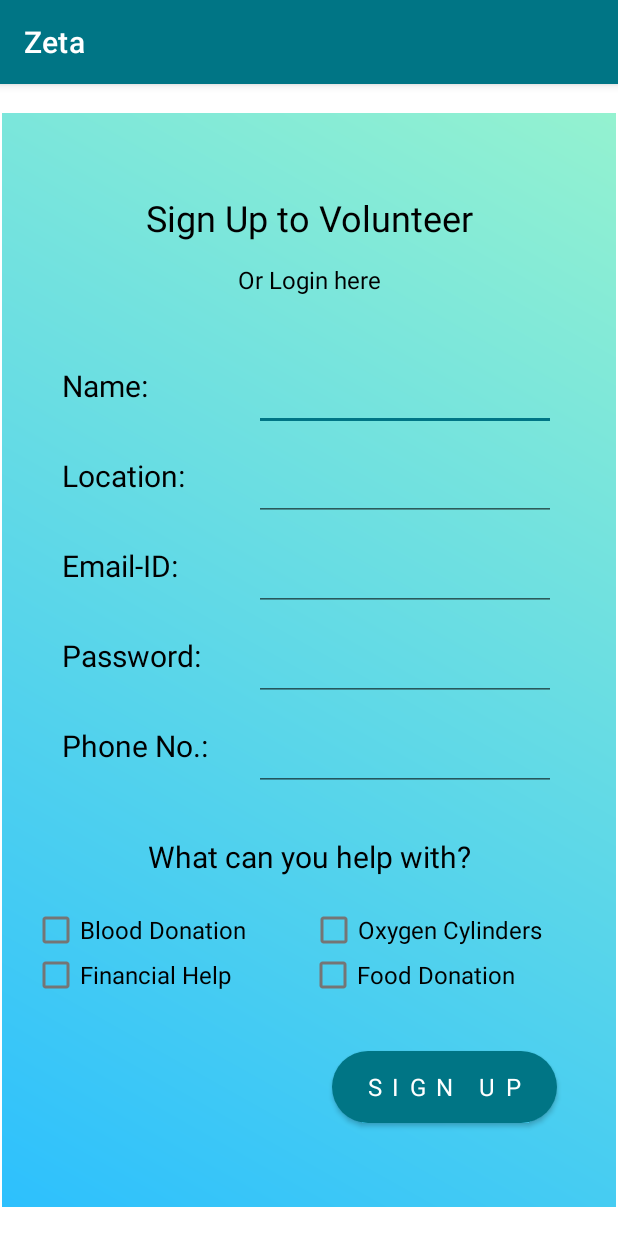
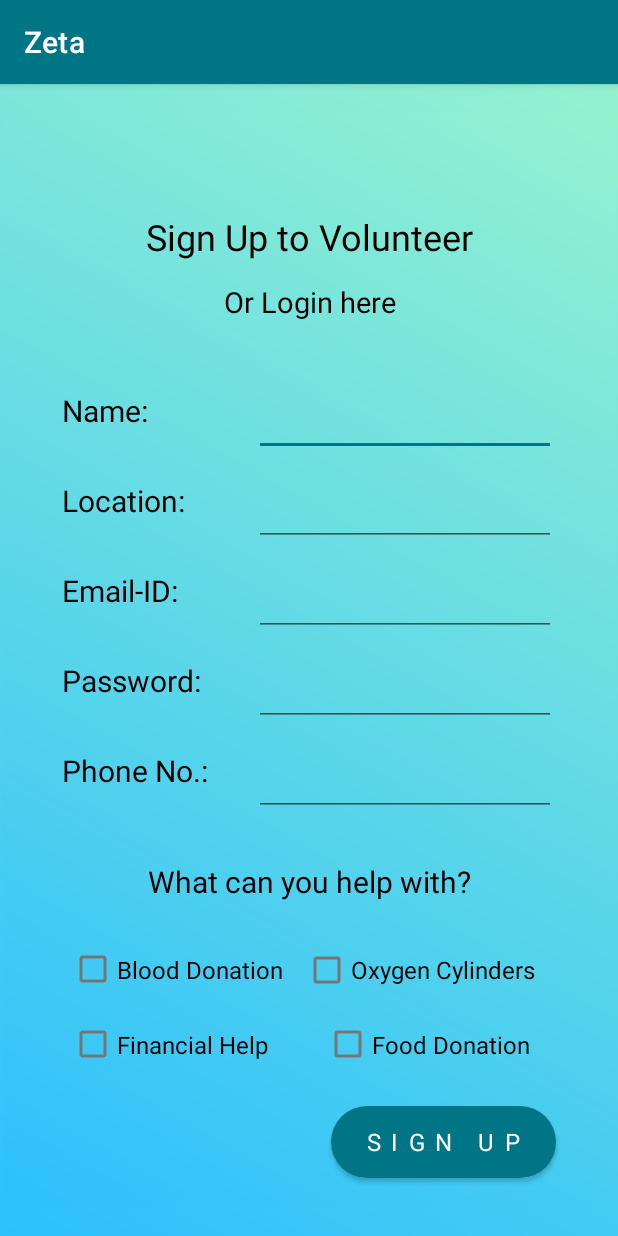
Before and after one commit to rishita2605/Zeta, an Android app: the Signup screen opened directly, with no data from a screen before it, on a phone screen of 412 x 824 dp. Run offline under Robolectric (Android 15) with nearby library versions, the phone set to English and light mode, and no system bars; Roboto replaces fonts that are not available here.

Commit message:
signup-page

```diff
--- a/Zeta/app/src/main/res/layout/activity_signup.xml
+++ b/Zeta/app/src/main/res/layout/activity_signup.xml
@@ -4,17 +4,19 @@
     xmlns:tools="http://schemas.android.com/tools"
     android:layout_width="match_parent"
     android:layout_height="match_parent"
+    android:background="@drawable/gradient"
     tools:context=".Signup">
 
     <LinearLayout
         android:layout_width="409dp"
         android:layout_height="729dp"
+        android:background="@drawable/gradient"
+        android:gravity="center"
         android:orientation="vertical"
         app:layout_constraintBottom_toBottomOf="parent"
         app:layout_constraintEnd_toEndOf="parent"
         app:layout_constraintStart_toStartOf="parent"
-        app:layout_constraintTop_toTopOf="parent"
-        android:background="@drawable/gradient">
+        app:layout_constraintTop_toTopOf="parent">
 
         <TextView
             android:id="@+id/textView"
@@ -28,14 +30,14 @@
             android:textSize="24sp" />
 
         <TextView
-            android:id="@+id/textView6"
+            android:id="@+id/sloginbtn"
             android:layout_width="match_parent"
             android:layout_height="wrap_content"
             android:fontFamily="@font/reem_kufi"
             android:gravity="center"
             android:text="Or Login here"
             android:textColor="#000000"
-            android:textSize="16sp" />
+            android:textSize="19sp" />
 
         <LinearLayout
             android:layout_width="match_parent"
@@ -59,7 +61,7 @@
                 android:textSize="20sp" />
 
             <EditText
-                android:id="@+id/editTextTextPersonName"
+                android:id="@+id/name"
                 android:layout_width="wrap_content"
                 android:layout_height="match_parent"
                 android:layout_weight="1"
@@ -91,7 +93,7 @@
                 android:textSize="20sp" />
 
             <EditText
-                android:id="@+id/editTextTextPersonName2"
+                android:id="@+id/location"
                 android:layout_width="wrap_content"
                 android:layout_height="match_parent"
                 android:layout_weight="1"
@@ -123,7 +125,7 @@
                 android:textSize="20sp" />
 
             <EditText
-                android:id="@+id/editTextTextPersonName3"
+                android:id="@+id/email"
                 android:layout_width="wrap_content"
                 android:layout_height="match_parent"
                 android:layout_weight="1"
@@ -155,7 +157,7 @@
                 android:textSize="20sp" />
 
             <EditText
-                android:id="@+id/editTextTextPersonName4"
+                android:id="@+id/password"
                 android:layout_width="wrap_content"
                 android:layout_height="match_parent"
                 android:layout_weight="1"
@@ -189,7 +191,7 @@
                 android:textSize="20sp" />
 
             <EditText
-                android:id="@+id/editTextTextPersonName8"
+                android:id="@+id/phone"
                 android:layout_width="wrap_content"
                 android:layout_height="match_parent"
                 android:layout_weight="1"
@@ -212,66 +214,57 @@
             android:textSize="20sp" />
 
         <LinearLayout
-            android:layout_width="match_parent"
-            android:layout_height="30sp"
+            android:layout_width="320sp"
+            android:layout_height="wrap_content"
             android:layout_marginStart="20sp"
             android:layout_marginLeft="20sp"
             android:layout_marginTop="20sp"
             android:layout_marginEnd="20sp"
             android:layout_marginRight="20sp"
+            android:foregroundGravity="left"
             android:orientation="horizontal">
 
-            <LinearLayout
-                android:layout_width="185dp"
-                android:layout_height="match_parent"
-                android:orientation="vertical">
-
             <CheckBox
-                    android:id="@+id/checkBox4"
-                    android:layout_width="184dp"
-                    android:layout_height="wrap_content"
+                android:id="@+id/bloodchk"
+                android:layout_width="156dp"
+                android:layout_height="50sp"
                 android:fontFamily="@font/reem_kufi"
                 android:text="Blood Donation"
                 android:textSize="16sp" />
-            </LinearLayout>
-
-            <LinearLayout
-                android:layout_width="match_parent"
-                android:layout_height="match_parent"
-                android:orientation="vertical">
 
             <CheckBox
-                    android:id="@+id/checkBox5"
+                android:id="@+id/oxygenchk"
                 android:layout_width="match_parent"
                 android:layout_height="wrap_content"
                 android:fontFamily="@font/reem_kufi"
                 android:text="Oxygen Cylinders"
                 android:textSize="16sp" />
-            </LinearLayout>
+
         </LinearLayout>
 
         <LinearLayout
-            android:layout_width="match_parent"
-            android:layout_height="30sp"
+            android:layout_width="320sp"
+            android:layout_height="wrap_content"
             android:layout_marginStart="20sp"
             android:layout_marginLeft="20sp"
             android:layout_marginEnd="20sp"
             android:layout_marginRight="20sp"
+            android:foregroundGravity="left"
             android:orientation="horizontal">
 
             <CheckBox
-                android:id="@+id/checkBox6"
-                android:layout_width="205dp"
-                android:layout_height="wrap_content"
+                android:id="@+id/financialchk"
+                android:layout_width="225dp"
+                android:layout_height="50sp"
                 android:layout_weight="1"
                 android:fontFamily="@font/reem_kufi"
                 android:text="Financial Help"
                 android:textSize="16sp" />
 
             <CheckBox
-                android:id="@+id/checkBox7"
+                android:id="@+id/foodchk"
                 android:layout_width="205dp"
-                android:layout_height="wrap_content"
+                android:layout_height="50sp"
                 android:layout_weight="1"
                 android:fontFamily="@font/reem_kufi"
                 android:text="Food Donation"
@@ -279,12 +272,11 @@
         </LinearLayout>
 
         <Button
-            android:id="@+id/button"
+            android:id="@+id/signupbtn"
             android:layout_width="150sp"
             android:layout_height="60sp"
-            android:layout_marginStart="220sp"
-            android:layout_marginLeft="220sp"
-            android:layout_marginTop="30sp"
+            android:layout_gravity="end"
+            android:layout_marginTop="10sp"
             android:layout_marginEnd="40sp"
             android:layout_marginRight="40sp"
             android:fontFamily="@font/reem_kufi"
```
Also changed, not shown: 423 other files. Lines whose indentation alone changed are shown as unchanged.
